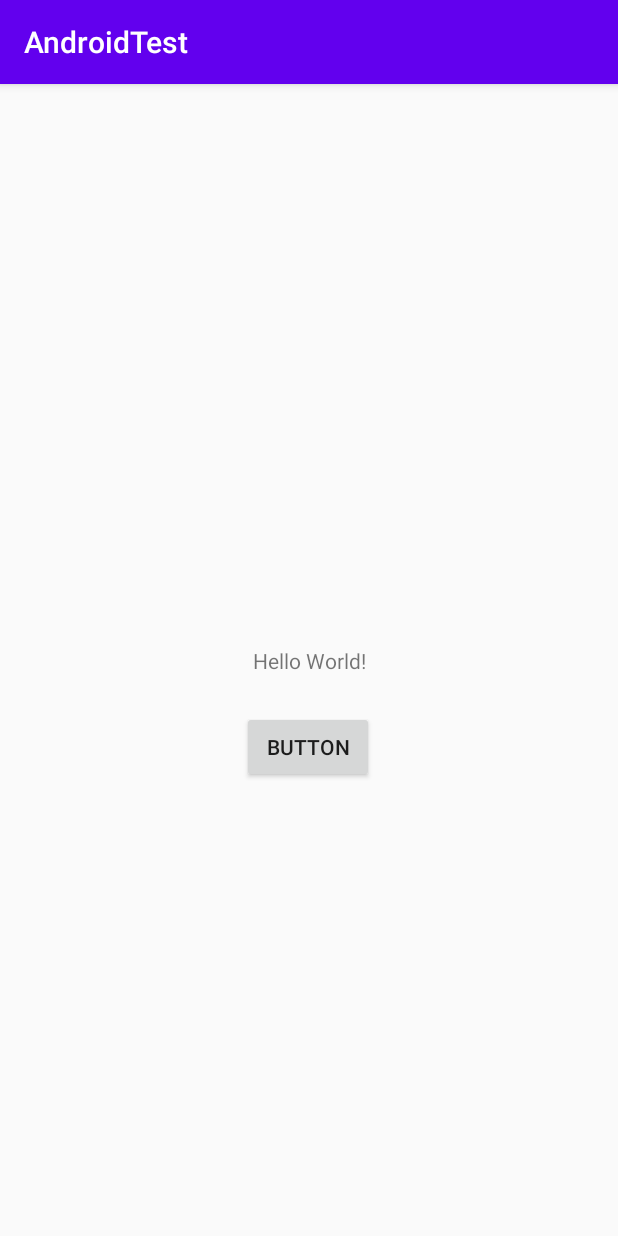
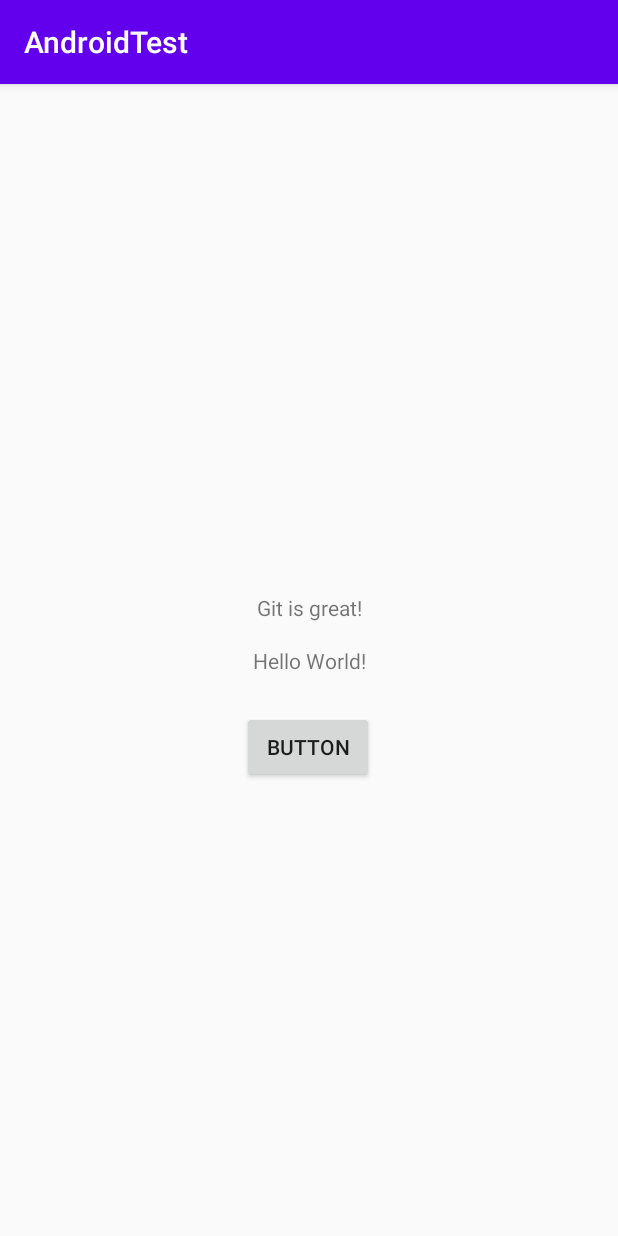
Before and after one commit to MikeHyungiLee/AndroidTest, an Android app: the screen it shows after launch (MainActivity), on a phone screen of 412 x 824 dp. Run offline under Robolectric (Android 15) with nearby library versions, the phone set to English and light mode, and no system bars.

Commit message:
added a text field.

```diff
--- a/app/src/main/res/layout/activity_main.xml
+++ b/app/src/main/res/layout/activity_main.xml
@@ -28,4 +28,15 @@
         app:layout_constraintStart_toStartOf="parent"
         app:layout_constraintTop_toBottomOf="@+id/textView" />
 
+    <TextView
+        android:id="@+id/textView2"
+        android:layout_width="wrap_content"
+        android:layout_height="wrap_content"
+        android:layout_marginBottom="16dp"
+        android:text="Git is great!"
+        app:layout_constraintBottom_toTopOf="@+id/textView"
+        app:layout_constraintEnd_toEndOf="parent"
+        app:layout_constraintHorizontal_bias="0.5"
+        app:layout_constraintStart_toStartOf="parent" />
+
 </androidx.constraintlayout.widget.ConstraintLayout>
```
